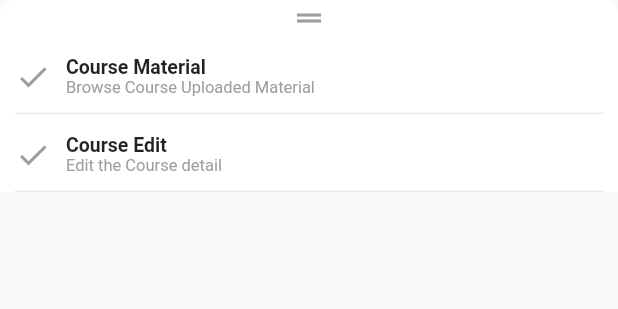
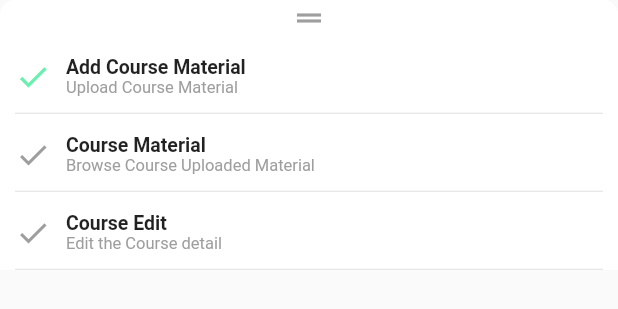
Before and after one commit to WeiJun0507/FYP_Project_LMS, a Flutter app: what courseMenuBS() shows on an empty page, opened directly with empty values, on a phone screen of 412 x 824 dp. Shown: the top 309 px of the screen. Run offline on Flutter 3.47's test engine with Material 2 defaults, Android fonts, the phone set to English and light mode, and no system bars; our stand-ins replace cached_network_image, carousel_slider, cloud_firestore, file_picker, firebase_auth, firebase_core and 5 more; accounts and stored records are empty.

Commit message:
14 / 3 / 2022
-- Support Document upload for course material

Todo:

1) Well-handle type of submitted document

2) If can, compress the document

```diff
--- a/lib/ui/course/course_detail_screen.dart
+++ b/lib/ui/course/course_detail_screen.dart
@@ -26,11 +26,9 @@ class _CourseDetailScreenState extends State<CourseDetailScreen> {
   @override
   void initState() {
     super.initState();
-    setState(() {
-      controller.isLoading = true;
-    });
     SharedPreferences.getInstance().then((value) {
       setState(() {
+        controller.isLoading = true;
         _sPref = value;
         initializeData();
       });
@@ -49,6 +47,7 @@ class _CourseDetailScreenState extends State<CourseDetailScreen> {
       final arguments = (ModalRoute.of(context)?.settings.arguments ?? <String, dynamic>{}) as Map;
       if (arguments['course'] != null) {
         setState(() {
+          controller.isLoading = false;
           controller.course = arguments['course'];
         });
       }
@@ -103,6 +102,7 @@ class _CourseDetailScreenState extends State<CourseDetailScreen> {
                                 if (value != null && value is int) {
                                   switch(value) {
                                     case 1:
+                                      //BROWSE COURSE MATERIAL
                                       break;
                                     case 2:
                                       //EDIT COURSE
--- a/lib/ui/course/course_menu_bs.dart
+++ b/lib/ui/course/course_menu_bs.dart
@@ -1,5 +1,7 @@
+import 'package:file_picker/file_picker.dart';
 import 'package:flutter/material.dart';
 import 'package:fyp_lms/controller/course/course_detail_controller.dart';
+import 'package:fyp_lms/web_service/model/course_material/course_material.dart';
 import 'package:nb_utils/nb_utils.dart';
 
 
@@ -27,6 +29,54 @@ Widget courseMenuBS (BuildContext context, CourseDetailController controller){
               Icons.drag_handle,
               color: Colors.grey,
             ),
+            Container(
+              padding: EdgeInsets.only(top: 13, bottom: 10, left: 10),
+              child: Row(
+                children: [
+                  Icon(
+                    Icons.check,
+                    color: Colors.greenAccent,
+                  ),
+                  Column(
+                    crossAxisAlignment: CrossAxisAlignment.start,
+                    children: [
+                      Container(
+                          padding: EdgeInsets.only(left: 10),
+                          child: Text('Add Course Material',
+                              style: TextStyle(
+                                  fontSize: 13,
+                                  fontWeight: FontWeight.w600
+                              ))
+                      ),
+                      Container(
+                          padding: EdgeInsets.only(left: 10),
+                          child: Text('Upload Course Material',
+                              style: TextStyle(
+                                  fontSize: 11,
+                                  color: Colors.grey
+                              ))
+                      ),
+                    ],
+                  )
+                ],
+              ),
+            ).onTap(() async {
+              FilePickerResult? pickResult = await FilePicker.platform.pickFiles(
+                  type: FileType.any,
+                  allowMultiple: false,
+              );
+
+              if (pickResult != null) {
+                Navigator.of(context).pop();
+                controller.uploadFile(context, pickResult.files[0]);
+              }
+            }),
+            Divider(
+              height: 1,
+              indent: 10,
+              endIndent: 10,
+            ),
+
             Container(
               padding: EdgeInsets.only(top: 13, bottom: 10, left: 10),
               child: Row(
--- a/lib/web_service/model/course_material/course_material.dart
+++ b/lib/web_service/model/course_material/course_material.dart
@@ -4,7 +4,7 @@ part 'course_material.g.dart';
 
 @JsonSerializable()
 class CourseMaterial {
-  int? id;
+  String? id;
 
   /*  Material Name  */
   String? materialName;
--- a/pubspec.yaml
+++ b/pubspec.yaml
@@ -55,6 +55,9 @@ dependencies:
 
   #SVG DISPLAY
   flutter_svg: ^1.0.3
+
+  #FILE PICKER
+  file_picker: ^4.5.1
 
   #OTHER/ UTILS
   intl: ^0.17.0
```
Also changed, not shown: lib/controller/course/course_detail_controller.dart (+77 -3 lines), lib/web_service/model/course_material/course_material.g.dart, pubspec.lock, 1 other file.
